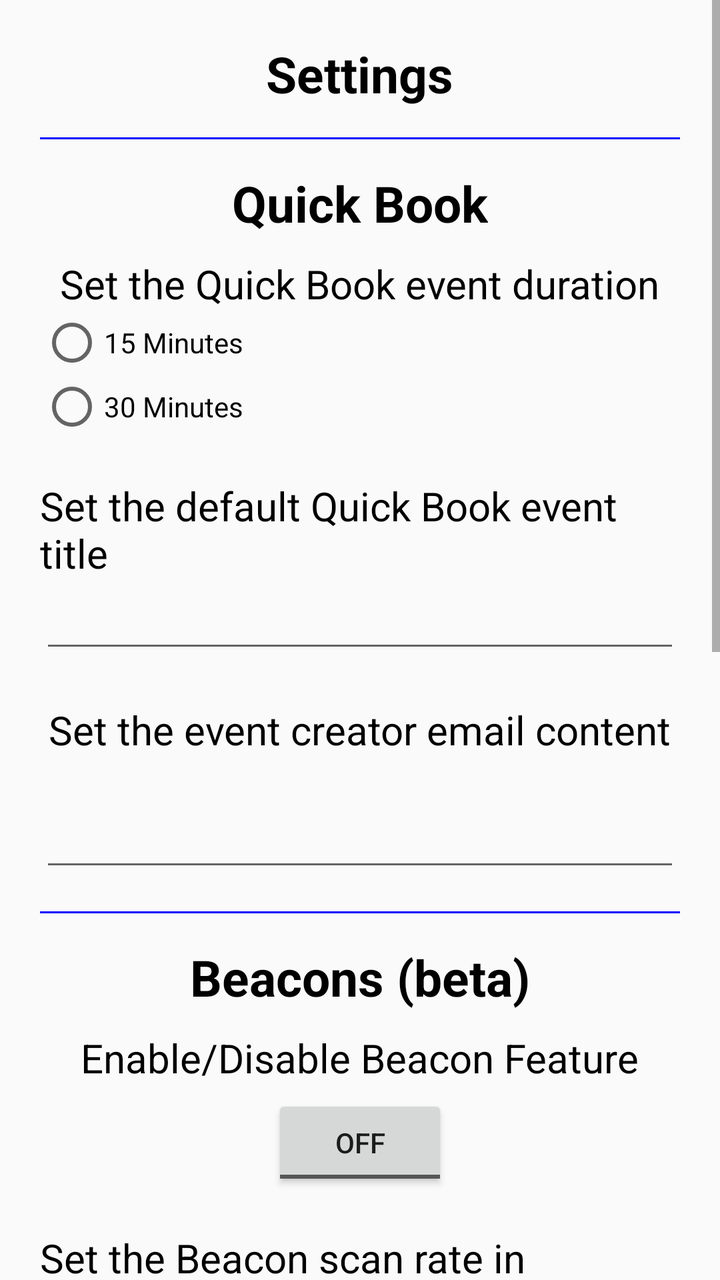
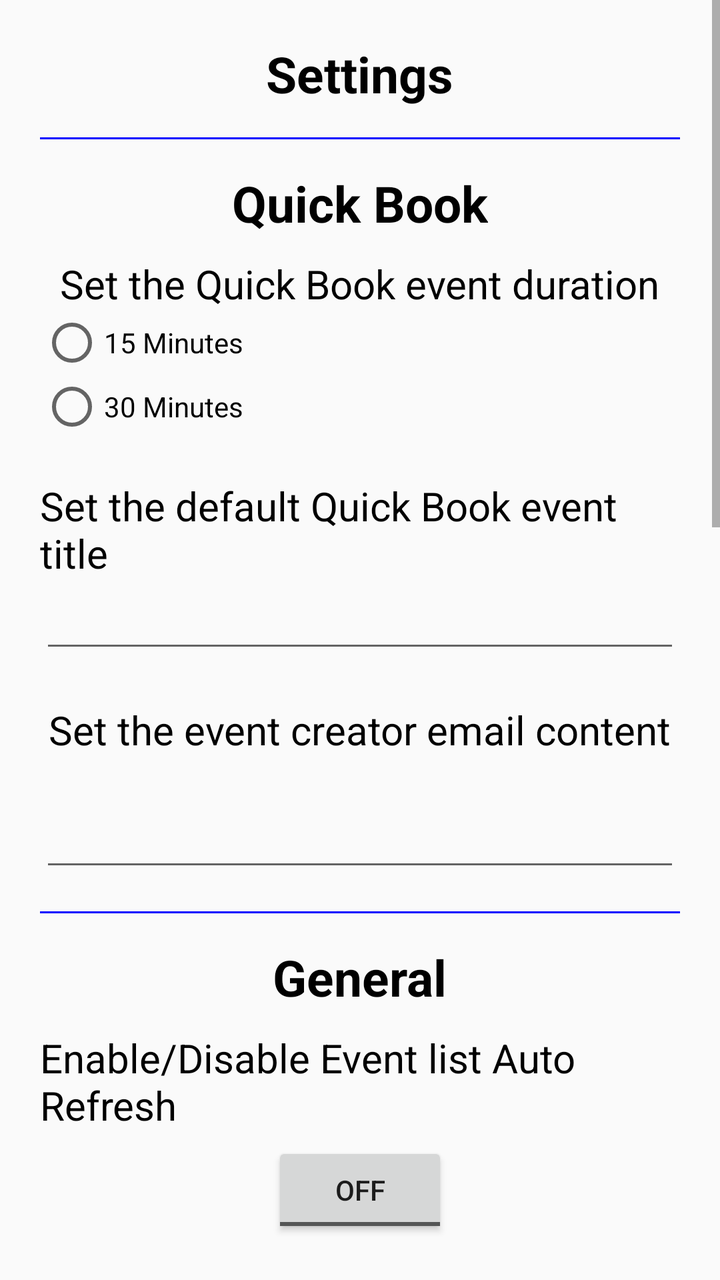

An Android layout rendered at two revisions. The XML below is the earlier revision; the diff shows what the commit changed to produce the second picture.
<!-- AndroidManifest.xml: application theme AppTheme -->
<!-- res/layout/settings_dialogue_fragment.xml -->
<?xml version="1.0" encoding="utf-8"?>
<layout xmlns:android="http://schemas.android.com/apk/res/android">

    <data/>
    <ScrollView
        android:layout_width="match_parent"
        android:layout_height="match_parent"
        android:minWidth="1000dp"
        >

        <LinearLayout
            android:layout_width="match_parent"
            android:layout_height="match_parent"
            android:orientation="vertical"
            android:gravity="center_horizontal"
            android:padding="20dp">

            <TextView
                style="@style/text_heading"
                android:text="@string/settings_title"
                android:gravity="center_horizontal"
                />

            <View style="@style/horizontal_line" />
            <TextView
                style="@style/text_heading"
                android:text="@string/quickbook_title"
                android:gravity="center_horizontal"
                />

            <TextView
                style="@style/text_content_link"
                android:text="@string/settings_event_duration_txt"
                android:layout_marginTop="10dp"
                />

            <RadioGroup
                android:id="@+id/settings_event_duration_container"
                android:layout_width="fill_parent"
                android:layout_height="wrap_content"
                android:orientation="vertical">
                <RadioButton
                    android:id="@+id/settings_event_duration_15min"
                    style="@style/button"
                    android:text="@string/settings_event_duration_15min"
                    />
                <RadioButton
                    android:id="@+id/settings_event_duration_30min"
                    style="@style/button"
                    android:text="@string/settings_event_duration_30min"
                    />
            </RadioGroup>

            <TextView
                style="@style/text_content_link"
                android:text="@string/settings_event_book_title_txt"
                android:layout_marginTop="20dp"
                />
            <EditText
                android:id="@+id/edit_event_title"
                style="@style/edit_standard"
                />

            <TextView
                style="@style/text_content_link"
                android:text="@string/settings_email_content_title_txt"
                android:layout_marginTop="20dp"
                />
            <EditText
                android:id="@+id/edit_email_content"
                style="@style/edit_multiline"
                />

            <View style="@style/horizontal_line" />
            <TextView
                style="@style/text_heading"
                android:text="@string/beacons_title"
                android:gravity="center_horizontal"
                />

            <TextView
                style="@style/text_content_link"
                android:text="@string/settings_beacon_toggle"
                android:layout_width="wrap_content"
                android:layout_marginTop="10dp"
                android:layout_marginBottom="5dp"
                />

            <ToggleButton
                android:id="@+id/settings_beacon_toggle_button"
                android:layout_width="wrap_content"
                android:layout_height="wrap_content"
                />
            <TextView
                android:id="@+id/settings_beacon_disabled"
                style="@style/text_content"
                android:text="@string/settings_beacon_disabled"
                android:layout_width="wrap_content"
                android:layout_marginTop="10dp"
                android:layout_marginBottom="5dp"
                android:textColor="@color/text_warning"
                android:visibility="gone"
                />

            <TextView
                style="@style/text_content_link"
                android:text="@string/settings_beacon_scan_rate"
                android:layout_marginTop="20dp"
                />
            <SeekBar
                android:id="@+id/seek_beacon_scan_rate"
                android:layout_width="match_parent"
                android:layout_height="wrap_content"
                android:layout_marginTop="10dp"
                android:max="29"
                android:focusableInTouchMode="true"
                android:focusable="true"
                />
            <LinearLayout
                android:layout_width="match_parent"
                android:layout_height="wrap_content"
                android:orientation="horizontal">
                <TextView
                    android:layout_width="0dp"
                    android:layout_height="wrap_content"
                    android:layout_weight="0.33"
                    android:text="@string/settings_beacon_scan_rate_label1"
                    />
                <TextView
                    android:id="@+id/seek_beacon_scan_rate_value"
                    android:layout_width="0dp"
                    android:layout_height="wrap_content"
                    android:layout_weight="0.33"
                    android:gravity="center"/>
                <TextView
                    android:layout_width="0dp"
                    android:layout_height="wrap_content"
                    android:layout_weight="0.33"
                    android:text="@string/settings_beacon_scan_rate_label2"
                    android:gravity="right"
                    />
            </LinearLayout>


            <TextView
                style="@style/text_content_link"
                android:text="@string/settings_beacon_override_duration"
                android:layout_marginTop="20dp"
                />
            <SeekBar
                android:id="@+id/seek_beacon_override_duration"
                android:layout_width="match_parent"
                android:layout_height="wrap_content"
                android:layout_marginTop="10dp"
                android:max="99"
                android:focusableInTouchMode="true"
                android:focusable="true"
                />
            <TextView
                android:id="@+id/seek_beacon_override_duration_value"
                android:layout_width="match_parent"
                android:layout_height="wrap_content"
                android:gravity="center"/>


            <TextView
                style="@style/text_content_link"
                android:text="@string/settings_beacon_distance"
                android:layout_marginTop="20dp"
                />
            <SeekBar
                android:id="@+id/seek_beacon_trigger_distance"
                android:layout_width="match_parent"
                android:layout_height="wrap_content"
                android:layout_marginTop="10dp"
                android:max="9"
                android:focusableInTouchMode="true"
                android:focusable="true"
                />
            <TextView
                android:id="@+id/seek_beacon_trigger_distance_value"
                android:layout_width="match_parent"
                android:layout_height="wrap_content"
                android:gravity="center"/>

            <View style="@style/horizontal_line" />
            <TextView
                style="@style/text_heading"
                android:text="@string/resources_title"
                android:gravity="center_horizontal"
                />

            <TextView
                style="@style/text_content_link"
                android:text="@string/settings_refresh_resources_txt"
                android:layout_width="wrap_content"
                android:layout_marginTop="20dp"
                />
            <Button
                android:id="@+id/settings_refresh_resources_button"
                android:layout_width="wrap_content"
                android:layout_height="wrap_content"
                android:text="@string/settings_refresh_resources_btn"/>

            <View style="@style/horizontal_line" />

            <Button
                style="@style/button"
                android:id="@+id/settings_done_button"
                android:text="@string/close_btn"
                android:layout_marginTop="10dp"/>

        </LinearLayout>
    </ScrollView>
</layout>
<!-- resources referenced by this layout -->
<resources>
  <color name="text_warning">#FF0000</color>
  <string name="beacons_title">Beacons (beta)</string>
  <string name="close_btn">Close</string>
  <string name="quickbook_title">Quick Book</string>
  <string name="resources_title">Resources</string>
  <string name="settings_beacon_disabled">This feature is not available for this version of Android</string>
  <string name="settings_beacon_distance">Set the Beacon trigger distance in metres</string>
  <string name="settings_beacon_override_duration">Set the Beacon override duration in seconds</string>
  <string name="settings_beacon_scan_rate">Set the Beacon scan rate in seconds</string>
  <string name="settings_beacon_scan_rate_label1">More \nResponsive</string>
  <string name="settings_beacon_scan_rate_label2">Better \nBattery</string>
  <string name="settings_beacon_toggle">Enable/Disable Beacon Feature</string>
  <string name="settings_email_content_title_txt">Set the event creator email content</string>
  <string name="settings_event_book_title_txt">Set the default Quick Book event title</string>
  <string name="settings_event_duration_15min">15 Minutes</string>
  <string name="settings_event_duration_30min">30 Minutes</string>
  <string name="settings_event_duration_txt">Set the Quick Book event duration</string>
  <string name="settings_refresh_resources_btn">Refresh Resources</string>
  <string name="settings_refresh_resources_txt">Refresh the resource list from the server.</string>
  <string name="settings_title">Settings</string>
  <style name="button">
          <item name="android:layout_width">wrap_content</item>
          <item name="android:layout_height">wrap_content</item>
      </style>&gt;
  <style name="edit_standard" parent="edit">
          <item name="android:maxLength">15</item>
          <item name="android:singleLine">true</item>
      </style>
  <style name="horizontal_line">
          <item name="android:layout_width">fill_parent</item>
          <item name="android:layout_height">1dp</item>
          <item name="android:background">@color/horizontalLine</item>
          <item name="android:layout_marginTop">15dp</item>
          <item name="android:layout_marginBottom">15dp</item>
      </style>
  <style name="text_content" parent="text">
          <item name="android:textSize">20sp</item>
      </style>
  <style name="text_content_link" parent="text">
          <item name="android:textSize">20sp</item>
          <item name="android:autoLink">web</item>
      </style>
  <style name="text_heading" parent="text">
          <item name="android:textSize">25sp</item>
          <item name="android:textStyle">bold</item>
      </style>
  <style name="AppTheme" parent="Theme.AppCompat.Light.DarkActionBar">
          
          <item name="colorPrimary">@color/colorPrimary</item>
          <item name="colorPrimaryDark">@color/colorPrimaryDark</item>
          <item name="colorAccent">@color/colorAccent</item>
      </style>
  <style name="edit">
          <item name="android:layout_width">match_parent</item>
          <item name="android:layout_height">wrap_content</item>
          <item name="android:textColor">@color/text_standard</item>
      </style>
  <color name="horizontalLine">#FF0000FF</color>
  <style name="text">
          <item name="android:layout_width">wrap_content</item>
          <item name="android:layout_height">wrap_content</item>
          <item name="android:textColor">@color/text_standard</item>
      </style>
  <color name="colorPrimary">#3F51B5</color>
  <color name="colorPrimaryDark">#303F9F</color>
  <color name="colorAccent">#FF4081</color>
  <color name="text_standard">#000000</color>
  <!-- unchanged entries left out for length: 1 -->
</resources>

<!-- the commit's change to res/layout/settings_dialogue_fragment.xml (unified diff, before → after) -->
@@ -70,6 +70,47 @@
                 android:id="@+id/edit_email_content"
                 style="@style/edit_multiline"
                 />
+
+            <View style="@style/horizontal_line" />
+            <TextView
+                style="@style/text_heading"
+                android:text="@string/general_title"
+                android:gravity="center_horizontal"
+                />
+
+            <TextView
+                style="@style/text_content_link"
+                android:text="@string/settings_auto_refresh_toggle"
+                android:layout_width="wrap_content"
+                android:layout_marginTop="10dp"
+                android:layout_marginBottom="5dp"
+                />
+
+            <ToggleButton
+                android:id="@+id/settings_auto_refresh_toggle_button"
+                android:layout_width="wrap_content"
+                android:layout_height="wrap_content"
+                />
+
+            <TextView
+                style="@style/text_content_link"
+                android:text="@string/settings_auto_refresh_rate"
+                android:layout_marginTop="20dp"
+                />
+            <SeekBar
+                android:id="@+id/seek_auto_refresh_rate"
+                android:layout_width="match_parent"
+                android:layout_height="wrap_content"
+                android:layout_marginTop="10dp"
+                android:max="29"
+                android:focusableInTouchMode="true"
+                android:focusable="true"
+                />
+            <TextView
+                android:id="@+id/seek_auto_refresh_rate_value"
+                android:layout_width="match_parent"
+                android:layout_height="wrap_content"
+                android:gravity="center"/>
 
             <View style="@style/horizontal_line" />
             <TextView
<!-- resource entries referenced after the edit -->
@@ -3,8 +3,11 @@
   <color name="text_warning">#FF0000</color>
   <string name="beacons_title">Beacons (beta)</string>
   <string name="close_btn">Close</string>
+  <string name="general_title">General</string>
   <string name="quickbook_title">Quick Book</string>
   <string name="resources_title">Resources</string>
+  <string name="settings_auto_refresh_rate">Set the Auto Refresh rate in seconds</string>
+  <string name="settings_auto_refresh_toggle">Enable/Disable Event list Auto Refresh</string>
   <string name="settings_beacon_disabled">This feature is not available for this version of Android</string>
   <string name="settings_beacon_distance">Set the Beacon trigger distance in metres</string>
   <string name="settings_beacon_override_duration">Set the Beacon override duration in seconds</string>
